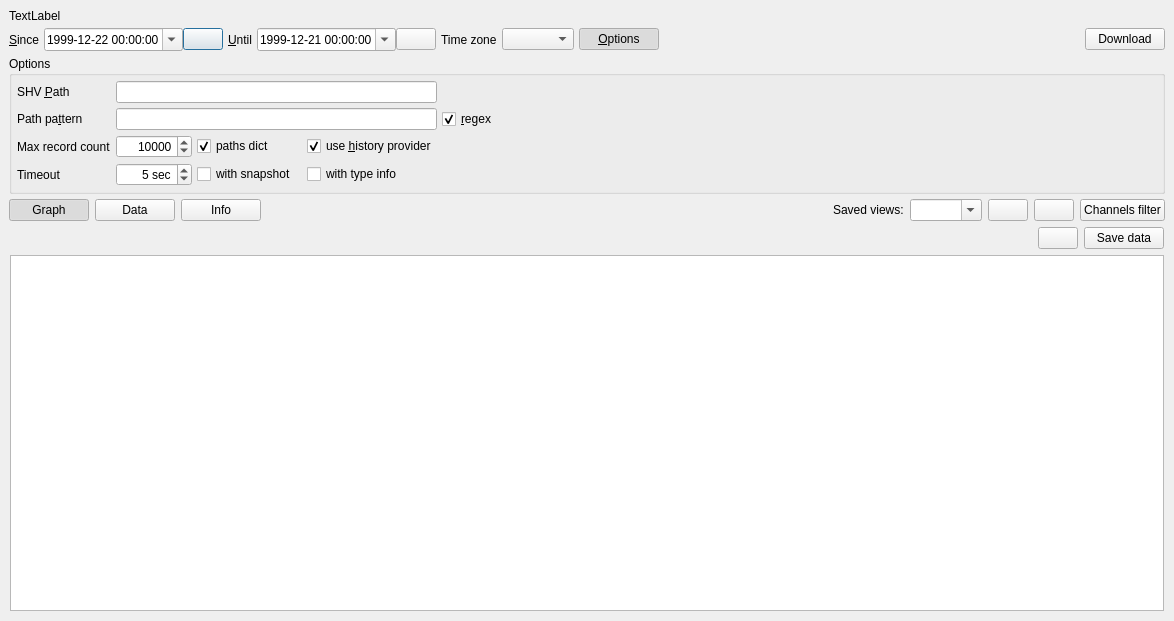
First picture: the form in libshvvisu/src/logview/dlgloginspector.ui, repository syyyr/libshv, before the edit.
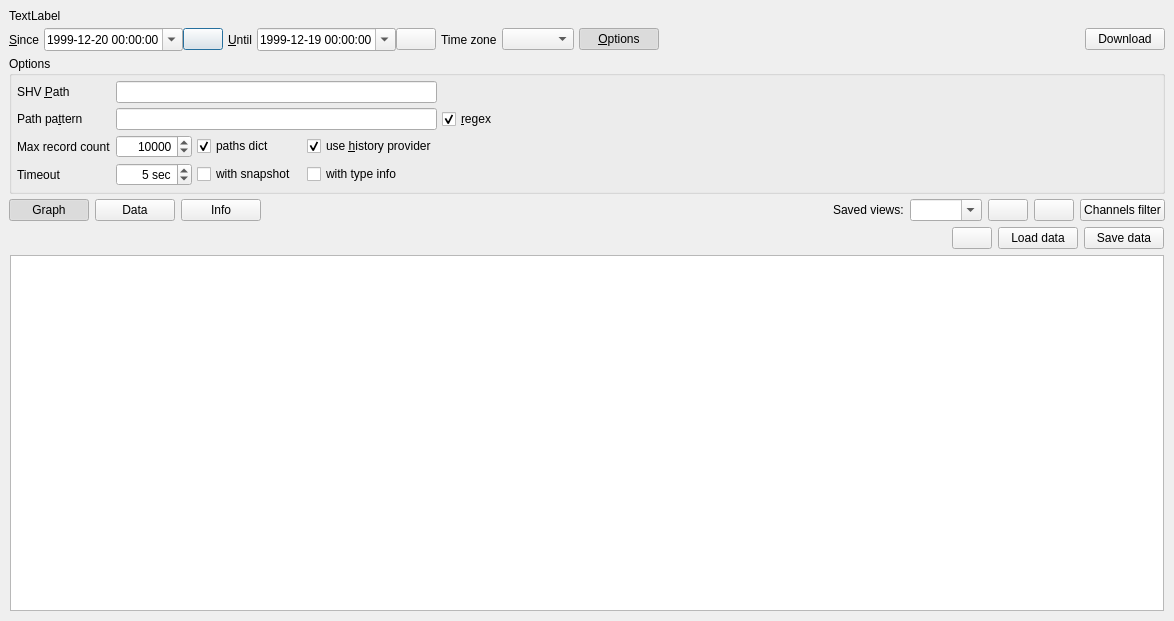
Second picture: the form after the edit. The open tabs and pages were chosen to show the change. Icons and pictures are not drawn. Custom widgets are drawn as their Qt base class.

Commit message: add loadData to logInspector (cpon, chainpack)

Diff of the .ui file:
```diff
--- a/libshvvisu/src/logview/dlgloginspector.ui
+++ b/libshvvisu/src/logview/dlgloginspector.ui
@@ -65,7 +65,7 @@
           <date>
            <year>1999</year>
            <month>12</month>
-           <day>22</day>
+           <day>20</day>
           </date>
          </property>
          <property name="displayFormat">
@@ -116,7 +116,7 @@
           <date>
            <year>1999</year>
            <month>12</month>
-           <day>21</day>
+           <day>19</day>
           </date>
          </property>
          <property name="displayFormat">
@@ -553,6 +553,13 @@
            </property>
           </widget>
          </item>
+         <item>
+          <widget class="QPushButton" name="btLoadData">
+           <property name="text">
+            <string>Load data</string>
+           </property>
+          </widget>
+         </item>
          <item>
           <widget class="QPushButton" name="btSaveData">
            <property name="text">
```
Left out of the diff: 2 changed lines with no effect on the pictures. The commit also changes 2 other files.
